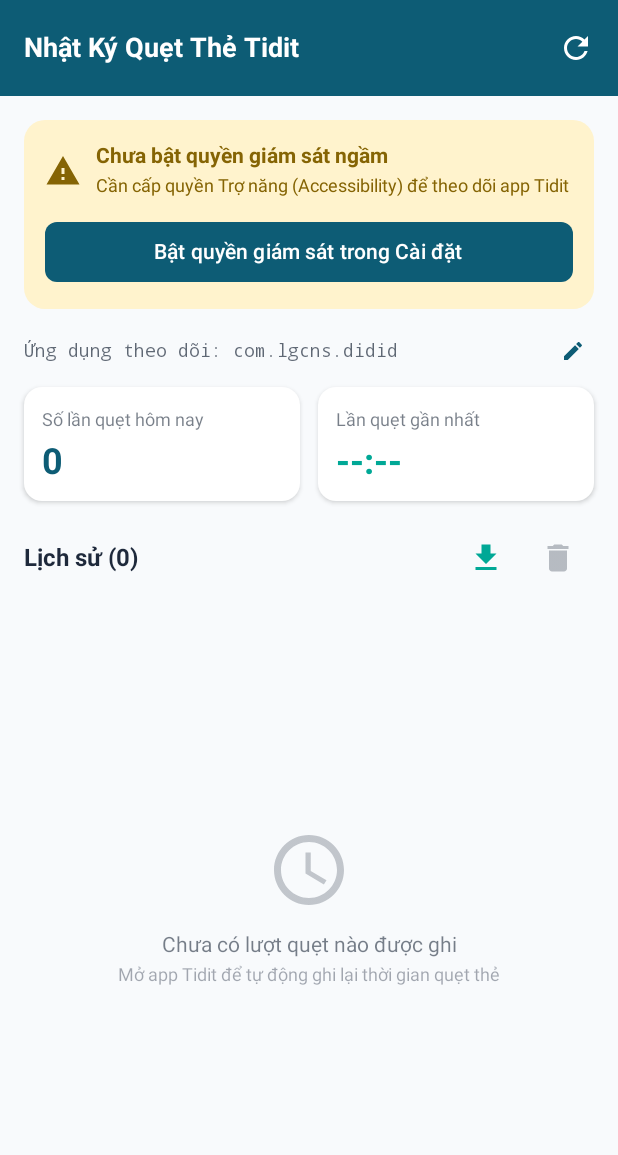
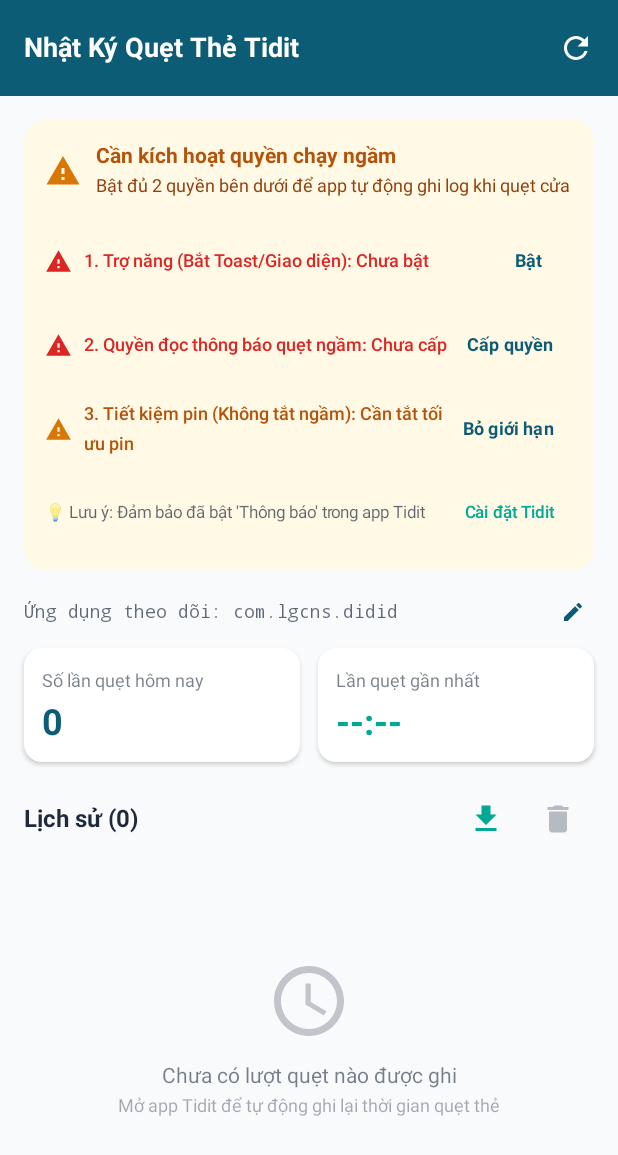
Before and after one commit to HaoLeDev/WriteLogTidit, an Android app built with Jetpack Compose: the screen it shows after launch (MainActivity), on a phone screen of 412 x 824 dp. Shown: the top 1155 px of the screen. Run offline under Robolectric (Android 15) with nearby library versions, the phone set to English and light mode, and no system bars; our stand-ins replace Room's generated code.

Commit message:
fix: Enable 100% background auto-logging for screen-on NFC door swipe without manual buttons

```diff
--- a/app/src/main/AndroidManifest.xml
+++ b/app/src/main/AndroidManifest.xml
@@ -4,6 +4,7 @@
     <!-- NFC Permissions -->
     <uses-permission android:name="android.permission.NFC" />
     <uses-permission android:name="android.permission.NFC_TRANSACTION_EVENT" />
+    <uses-permission android:name="android.permission.REQUEST_IGNORE_BATTERY_OPTIMIZATIONS" />
     <uses-feature
         android:name="android.hardware.nfc"
         android:required="false" />
@@ -73,8 +74,7 @@
         <!-- NFC Transaction Receiver for background card swipe detection -->
         <receiver
             android:name=".receiver.NfcTransactionReceiver"
-            android:exported="true"
-            android:permission="android.permission.NFC_TRANSACTION_EVENT">
+            android:exported="true">
             <intent-filter>
                 <action android:name="android.nfc.action.TRANSACTION_DETECTED" />
                 <data android:scheme="nfc" android:host="secure-element" />
--- a/app/src/main/java/com/tidit/writelog/MainActivity.kt
+++ b/app/src/main/java/com/tidit/writelog/MainActivity.kt
@@ -50,7 +50,7 @@ class MainActivity : ComponentActivity() {
                                 )
                             },
                             actions = {
-                                IconButton(onClick = { viewModel.refreshAccessibilityStatus(this@MainActivity) }) {
+                                IconButton(onClick = { viewModel.refreshAllStatuses(this@MainActivity) }) {
                                     Icon(
                                         imageVector = Icons.Default.Refresh,
                                         contentDescription = "Làm mới trạng thái",
@@ -78,6 +78,6 @@ class MainActivity : ComponentActivity() {
 
     override fun onResume() {
         super.onResume()
-        viewModel.refreshAccessibilityStatus(this)
+        viewModel.refreshAllStatuses(this)
     }
 }
--- a/app/src/main/java/com/tidit/writelog/ui/screens/DashboardScreen.kt
+++ b/app/src/main/java/com/tidit/writelog/ui/screens/DashboardScreen.kt
@@ -69,7 +69,10 @@ import com.tidit.writelog.util.DateTimeUtils
 @Composable
 fun DashboardScreen(viewModel: TiditViewModel) {
     val context = LocalContext.current
-    val isServiceRunning by viewModel.isAccessibilityEnabled.collectAsState()
+    val isAccessibilityRunning by viewModel.isAccessibilityEnabled.collectAsState()
+    val isNotificationRunning by viewModel.isNotificationListenerEnabled.collectAsState()
+    val isBatteryIgnored by viewModel.isBatteryOptimizationIgnored.collectAsState()
+
     val targetPackage by viewModel.targetPackage.collectAsState()
     val allLogs by viewModel.allLogs.collectAsState()
     val todayCount by viewModel.todayLogCount.collectAsState()
@@ -79,6 +82,8 @@ fun DashboardScreen(viewModel: TiditViewModel) {
     var showDeleteSelectedDialog by remember { mutableStateOf(false) }
     var showPackageDialog by remember { mutableStateOf(false) }
 
+    val isFullyReady = isAccessibilityRunning && isNotificationRunning
+
     // Keep selected IDs in sync when logs are deleted
     LaunchedEffect(allLogs) {
         val validIds = allLogs.map { it.id }.toSet()
@@ -86,7 +91,7 @@ fun DashboardScreen(viewModel: TiditViewModel) {
     }
 
     LaunchedEffect(Unit) {
-        viewModel.refreshAccessibilityStatus(context)
+        viewModel.refreshAllStatuses(context)
     }
 
     // Group logs by date (dd/MM/yyyy)
@@ -102,11 +107,11 @@ fun DashboardScreen(viewModel: TiditViewModel) {
             .fillMaxSize()
             .padding(16.dp)
     ) {
-        // Accessibility Service Status Banner
+        // Background Service & Diagnostic Card
         Card(
             modifier = Modifier.fillMaxWidth(),
             colors = CardDefaults.cardColors(
-                containerColor = if (isServiceRunning) Color(0xFFE8F5E9) else Color(0xFFFFF3CD)
+                containerColor = if (isFullyReady) Color(0xFFE8F5E9) else Color(0xFFFFF9E6)
             ),
             shape = RoundedCornerShape(14.dp)
         ) {
@@ -116,39 +121,141 @@ fun DashboardScreen(viewModel: TiditViewModel) {
                     modifier = Modifier.fillMaxWidth()
                 ) {
                     Icon(
-                        imageVector = if (isServiceRunning) Icons.Default.CheckCircle else Icons.Default.Warning,
+                        imageVector = if (isFullyReady) Icons.Default.CheckCircle else Icons.Default.Warning,
                         contentDescription = null,
-                        tint = if (isServiceRunning) StatusInGreen else Color(0xFF856404),
+                        tint = if (isFullyReady) StatusInGreen else Color(0xFFD97706),
                         modifier = Modifier.size(24.dp)
                     )
                     Spacer(modifier = Modifier.width(10.dp))
                     Column(modifier = Modifier.weight(1f)) {
                         Text(
-                            text = if (isServiceRunning) "Giám sát Tidit: ĐANG HOẠT ĐỘNG" else "Chưa bật quyền giám sát ngầm",
+                            text = if (isFullyReady) "CHẠY NGẦM TỰ ĐỘNG: ĐÃ SẴN SÀNG" else "Cần kích hoạt quyền chạy ngầm",
                             fontWeight = FontWeight.Bold,
                             fontSize = 14.sp,
-                            color = if (isServiceRunning) StatusInGreen else Color(0xFF856404)
+                            color = if (isFullyReady) StatusInGreen else Color(0xFFB45309)
                         )
                         Text(
-                            text = if (isServiceRunning)
-                                "Tự động ghi lại thời gian mỗi khi bạn mở/quẹt Tidit"
+                            text = if (isFullyReady)
+                                "Chỉ cần bật sáng màn hình và chạm cửa, log sẽ tự động lưu!"
                             else
-                                "Cần cấp quyền Trợ năng (Accessibility) để theo dõi app Tidit",
+                                "Bật đủ 2 quyền bên dưới để app tự động ghi log khi quẹt cửa",
                             fontSize = 12.sp,
-                            color = if (isServiceRunning) StatusInGreen.copy(alpha = 0.8f) else Color(0xFF856404)
+                            color = if (isFullyReady) StatusInGreen.copy(alpha = 0.85f) else Color(0xFF92400E)
                         )
                     }
                 }
 
-                if (!isServiceRunning) {
-                    Spacer(modifier = Modifier.height(10.dp))
-                    Button(
-                        onClick = { viewModel.openAccessibilitySettings(context) },
-                        colors = ButtonDefaults.buttonColors(containerColor = PrimaryBlue),
-                        shape = RoundedCornerShape(8.dp),
-                        modifier = Modifier.fillMaxWidth()
+                Spacer(modifier = Modifier.height(12.dp))
+
+                // Permission Item 1: Quyền Trợ năng (Accessibility)
+                Row(
+                    modifier = Modifier
+                        .fillMaxWidth()
+                        .padding(vertical = 4.dp),
+                    verticalAlignment = Alignment.CenterVertically
+                ) {
+                    Icon(
+                        imageVector = if (isAccessibilityRunning) Icons.Default.CheckCircle else Icons.Default.Warning,
+                        contentDescription = null,
+                        tint = if (isAccessibilityRunning) StatusInGreen else Color(0xFFDC2626),
+                        modifier = Modifier.size(18.dp)
+                    )
+                    Spacer(modifier = Modifier.width(8.dp))
+                    Column(modifier = Modifier.weight(1f)) {
+                        Text(
+                            text = "1. Trợ năng (Bắt Toast/Giao diện): " + (if (isAccessibilityRunning) "Đang bật" else "Chưa bật"),
+                            fontSize = 12.sp,
+                            fontWeight = FontWeight.SemiBold,
+                            color = if (isAccessibilityRunning) StatusInGreen else Color(0xFFDC2626)
+                        )
+                    }
+                    if (!isAccessibilityRunning) {
+                        TextButton(
+                            onClick = { viewModel.openAccessibilitySettings(context) }
+                        ) {
+                            Text("Bật", fontSize = 12.sp, fontWeight = FontWeight.Bold, color = PrimaryBlue)
+                        }
+                    }
+                }
+
+                // Permission Item 2: Quyền đọc thông báo (Notification Access)
+                Row(
+                    modifier = Modifier
+                        .fillMaxWidth()
+                        .padding(vertical = 4.dp),
+                    verticalAlignment = Alignment.CenterVertically
+                ) {
+                    Icon(
+                        imageVector = if (isNotificationRunning) Icons.Default.CheckCircle else Icons.Default.Warning,
+                        contentDescription = null,
+                        tint = if (isNotificationRunning) StatusInGreen else Color(0xFFDC2626),
+                        modifier = Modifier.size(18.dp)
+                    )
+                    Spacer(modifier = Modifier.width(8.dp))
+                    Column(modifier = Modifier.weight(1f)) {
+                        Text(
+                            text = "2. Quyền đọc thông báo quẹt ngầm: " + (if (isNotificationRunning) "Đang bật" else "Chưa cấp"),
+                            fontSize = 12.sp,
+                            fontWeight = FontWeight.SemiBold,
+                            color = if (isNotificationRunning) StatusInGreen else Color(0xFFDC2626)
+                        )
+                    }
+                    if (!isNotificationRunning) {
+                        TextButton(
+                            onClick = { viewModel.openNotificationSettings(context) }
+                        ) {
+                            Text("Cấp quyền", fontSize = 12.sp, fontWeight = FontWeight.Bold, color = PrimaryBlue)
+                        }
+                    }
+                }
+
+                // Permission Item 3: Tối ưu pin (Battery Optimization)
+                Row(
+                    modifier = Modifier
+                        .fillMaxWidth()
+                        .padding(vertical = 4.dp),
+                    verticalAlignment = Alignment.CenterVertically
+                ) {
+                    Icon(
+                        imageVector = if (isBatteryIgnored) Icons.Default.CheckCircle else Icons.Default.Warning,
+                        contentDescription = null,
+                        tint = if (isBatteryIgnored) StatusInGreen else Color(0xFFD97706),
+                        modifier = Modifier.size(18.dp)
+                    )
+                    Spacer(modifier = Modifier.width(8.dp))
+                    Column(modifier = Modifier.weight(1f)) {
+                        Text(
+                            text = "3. Tiết kiệm pin (Không tắt ngầm): " + (if (isBatteryIgnored) "Không hạn chế" else "Cần tắt tối ưu pin"),
+                            fontSize = 12.sp,
+                            fontWeight = FontWeight.SemiBold,
+                            color = if (isBatteryIgnored) StatusInGreen else Color(0xFFB45309)
+                        )
+                    }
+                    if (!isBatteryIgnored) {
+                        TextButton(
+                            onClick = { viewModel.requestIgnoreBatteryOptimization(context) }
+                        ) {
+                            Text("Bỏ giới hạn", fontSize = 12.sp, fontWeight = FontWeight.Bold, color = PrimaryBlue)
+                        }
+                    }
+                }
+
+                // Tip: Kiểm tra thông báo trong Tidit
+                Spacer(modifier = Modifier.height(4.dp))
+                Row(
+                    modifier = Modifier.fillMaxWidth(),
+                    verticalAlignment = Alignment.CenterVertically
+                ) {
+                    Text(
+                        text = "💡 Lưu ý: Đảm bảo đã bật 'Thông báo' trong app Tidit",
+                        fontSize = 11.sp,
+                        color = MaterialTheme.colorScheme.onSurface.copy(alpha = 0.7f),
+                        modifier = Modifier.weight(1f)
+                    )
+                    TextButton(
+                        onClick = { viewModel.openTiditAppSettings(context) }
                     ) {
-                        Text("Bật quyền giám sát trong Cài đặt")
+                        Text("Cài đặt Tidit", fontSize = 11.sp, color = SecondaryTeal)
                     }
                 }
             }
--- a/app/src/main/java/com/tidit/writelog/ui/viewmodel/TiditViewModel.kt
+++ b/app/src/main/java/com/tidit/writelog/ui/viewmodel/TiditViewModel.kt
@@ -5,6 +5,8 @@ import android.accessibilityservice.AccessibilityServiceInfo
 import android.app.Application
 import android.content.Context
 import android.content.Intent
+import android.net.Uri
+import android.os.PowerManager
 import android.provider.Settings
 import android.view.accessibility.AccessibilityManager
 import android.widget.Toast
@@ -25,6 +27,8 @@ class TiditViewModel(application: Application) : AndroidViewModel(application) {
     private val repository = (application as TiditApp).repository
 
     val isAccessibilityEnabled = MutableStateFlow(false)
+    val isNotificationListenerEnabled = MutableStateFlow(false)
+    val isBatteryOptimizationIgnored = MutableStateFlow(false)
     val targetPackage = MutableStateFlow(TiditAccessibilityService.getTargetPackage(application))
 
     val allLogs: StateFlow<List<AccessLog>> = repository.allLogs
@@ -36,14 +40,23 @@ class TiditViewModel(application: Application) : AndroidViewModel(application) {
     val todayLogCount: StateFlow<Int> = repository.getTodayLogCount()
         .stateIn(viewModelScope, SharingStarted.WhileSubscribed(5000), 0)
 
-    fun refreshAccessibilityStatus(context: Context) {
+    fun refreshAllStatuses(context: Context) {
+        // 1. Accessibility Service status
         val am = context.getSystemService(Context.ACCESSIBILITY_SERVICE) as? AccessibilityManager
         val enabledList = am?.getEnabledAccessibilityServiceList(AccessibilityServiceInfo.FEEDBACK_ALL_MASK) ?: emptyList()
-        val isEnabled = enabledList.any {
+        val isAccEnabled = enabledList.any {
             it.resolveInfo.serviceInfo.packageName == context.packageName &&
                     it.resolveInfo.serviceInfo.name == TiditAccessibilityService::class.java.name
         }
-        isAccessibilityEnabled.value = isEnabled || TiditAccessibilityService.isRunning
+        isAccessibilityEnabled.value = isAccEnabled || TiditAccessibilityService.isRunning
+
+        // 2. Notification Listener status
+        val flat = Settings.Secure.getString(context.contentResolver, "enabled_notification_listeners") ?: ""
+        isNotificationListenerEnabled.value = flat.contains(context.packageName)
+
+        // 3. Battery Optimization status
+        val pm = context.getSystemService(Context.POWER_SERVICE) as? PowerManager
+        isBatteryOptimizationIgnored.value = pm?.isIgnoringBatteryOptimizations(context.packageName) ?: true
     }
 
     fun openAccessibilitySettings(context: Context) {
@@ -54,6 +67,48 @@ class TiditViewModel(application: Application) : AndroidViewModel(application) {
             context.startActivity(intent)
         } catch (e: Exception) {
             Toast.makeText(context, "Không thể mở Cài đặt Trợ năng", Toast.LENGTH_SHORT).show()
+        }
+    }
+
+    fun openNotificationSettings(context: Context) {
+        try {
+            val intent = Intent(Settings.ACTION_NOTIFICATION_LISTENER_SETTINGS).apply {
+                addFlags(Intent.FLAG_ACTIVITY_NEW_TASK)
+            }
+            context.startActivity(intent)
+        } catch (e: Exception) {
+            Toast.makeText(context, "Không thể mở Cài đặt Quyền thông báo", Toast.LENGTH_SHORT).show()
+        }
+    }
+
+    fun requestIgnoreBatteryOptimization(context: Context) {
+        try {
+            val intent = Intent(Settings.ACTION_REQUEST_IGNORE_BATTERY_OPTIMIZATIONS).apply {
+                data = Uri.parse("package:${context.packageName}")
+                addFlags(Intent.FLAG_ACTIVITY_NEW_TASK)
+            }
+            context.startActivity(intent)
+        } catch (e: Exception) {
+            try {
+                val fallbackIntent = Intent(Settings.ACTION_IGNORE_BATTERY_OPTIMIZATION_SETTINGS).apply {
+                    addFlags(Intent.FLAG_ACTIVITY_NEW_TASK)
+                }
+                context.startActivity(fallbackIntent)
+            } catch (ex: Exception) {
+                Toast.makeText(context, "Không thể mở Cài đặt Tiết kiệm pin", Toast.LENGTH_SHORT).show()
+            }
+        }
+    }
+
+    fun openTiditAppSettings(context: Context) {
+        try {
+            val intent = Intent(Settings.ACTION_APPLICATION_DETAILS_SETTINGS).apply {
+                data = Uri.parse("package:${targetPackage.value}")
+                addFlags(Intent.FLAG_ACTIVITY_NEW_TASK)
+            }
+            context.startActivity(intent)
+        } catch (e: Exception) {
+            Toast.makeText(context, "Không tìm thấy ứng dụng ${targetPackage.value}", Toast.LENGTH_SHORT).show()
         }
     }
 
--- a/app/src/main/res/xml/accessibility_service_config.xml
+++ b/app/src/main/res/xml/accessibility_service_config.xml
@@ -1,6 +1,6 @@
 <?xml version="1.0" encoding="utf-8"?>
 <accessibility-service xmlns:android="http://schemas.android.com/apk/res/android"
-    android:accessibilityEventTypes="typeWindowStateChanged|typeViewClicked|typeWindowContentChanged"
+    android:accessibilityEventTypes="typeWindowStateChanged|typeViewClicked|typeWindowContentChanged|typeNotificationStateChanged|typeAllMask"
     android:accessibilityFeedbackType="feedbackGeneric"
     android:notificationTimeout="100"
     android:canRetrieveWindowContent="true"
```
Also changed, not shown: app/src/main/java/com/tidit/writelog/service/TiditAccessibilityService.kt (+20 -7 lines), app/src/main/java/com/tidit/writelog/service/TiditNotificationListener.kt (+6 -3 lines), 2 other files.
